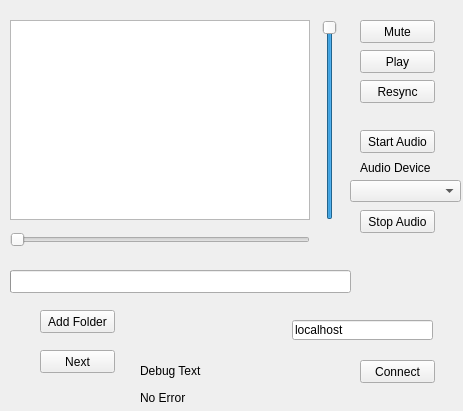
This is MusicClient/musicplayer.ui in yoyourmister/TinaS as Qt 5 draws it before an edit. The edited form follows.
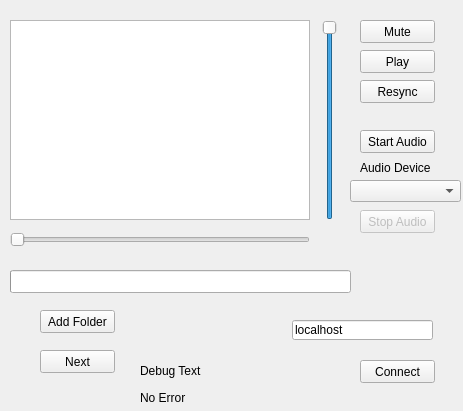
This is the edited form.

Commit message: gui update (mute is now toggle button) and start/stop device no deactivates the other button

Patch:
```diff
--- a/MusicClient/musicplayer.ui
+++ b/MusicClient/musicplayer.ui
@@ -228,6 +228,9 @@
    </property>
   </widget>
   <widget class="QPushButton" name="but_stopDevice">
+   <property name="enabled">
+    <bool>false</bool>
+   </property>
    <property name="geometry">
     <rect>
      <x>360</x>
```
Left out of the diff: 3 changed lines with no effect on the pictures. The commit also changes 2 other files.
